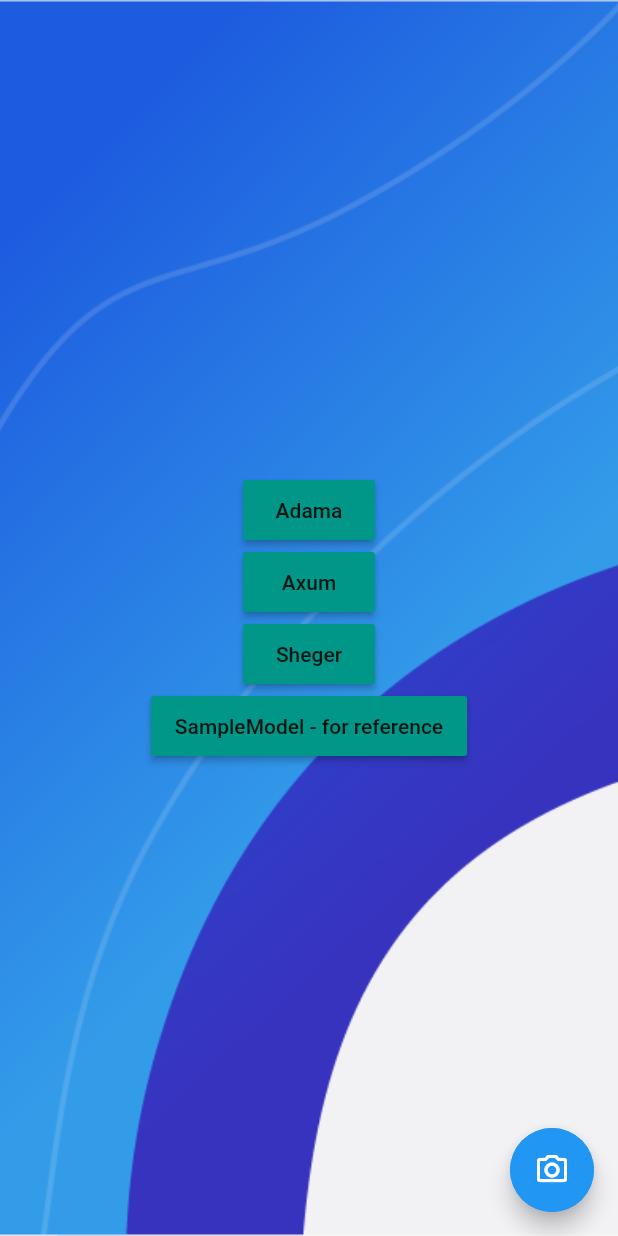
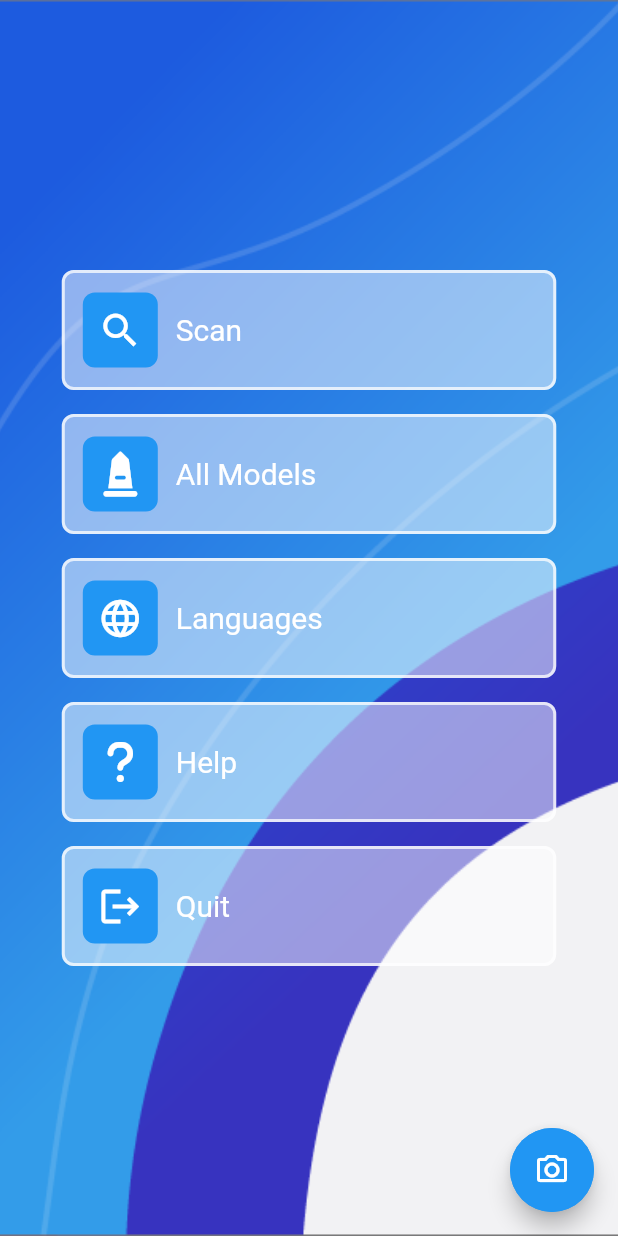
Before and after one commit to abdisaongithub/ethiopian_historic_places_ar, a Flutter app: the screen it shows after launch, on a phone screen of 412 x 824 dp. Run offline on Flutter 3.47's test engine with Material 2 defaults, Android fonts, the phone set to English and light mode, and no system bars; our stand-ins replace flutter_secure_storage, flutter_tts, font_awesome_flutter, image_picker; missing offline and left inert: model_viewer_plus, new_im_animations, tflite_flutter, tflite_flutter_helper.

Commit message:
remade the UI, added all_models and help screens

```diff
--- a/lib/main.dart
+++ b/lib/main.dart
@@ -1,4 +1,6 @@
+import 'package:ethiopian_historic_places_ar/screens/all_models_screen.dart';
 import 'package:ethiopian_historic_places_ar/screens/exercise_screen.dart';
+import 'package:ethiopian_historic_places_ar/screens/help_screen.dart';
 import 'package:ethiopian_historic_places_ar/screens/landing_screen.dart';
 import 'package:ethiopian_historic_places_ar/screens/model_viewer_screen.dart';
 import 'package:flutter/material.dart';
@@ -18,7 +20,8 @@ class MyApp extends StatelessWidget {
   @override
   Widget build(BuildContext context) {
     return MaterialApp(
-      title: 'Flutter Demo',
+      // title: 'Flutter Demo',
+      debugShowCheckedModeBanner: false,
       theme: ThemeData(
         primarySwatch: Colors.blue,
       ),
@@ -28,6 +31,8 @@ class MyApp extends StatelessWidget {
         // CameraScreen.id: (context) => const CameraScreen(),
         ModelViewerScreen.id: (context) => const ModelViewerScreen(),
         ExerciseScreen.id: (context) => const ExerciseScreen(),
+        HelpScreen.id: (context) => const HelpScreen(),
+        AllModelsScreen.id: (context) => const AllModelsScreen(),
       },
     );
   }
--- a/lib/screens/exercise_screen.dart
+++ b/lib/screens/exercise_screen.dart
@@ -62,6 +62,7 @@ class _ExerciseScreenState extends State<ExerciseScreen> {
             source: 'assets/ar/adama.glb',
           ),
         );
+        return;
       }
       if (pred.label == 'axum') {
         Navigator.popAndPushNamed(
@@ -72,6 +73,7 @@ class _ExerciseScreenState extends State<ExerciseScreen> {
             source: 'assets/ar/axum.glb',
           ),
         );
+        return;
       }
       if (pred.label == 'lalibela') {
         Navigator.popAndPushNamed(
@@ -82,6 +84,7 @@ class _ExerciseScreenState extends State<ExerciseScreen> {
             source: 'assets/ar/lalibel.glb',
           ),
         );
+        return;
       }
     }
     setState(() {
--- a/lib/screens/landing_screen.dart
+++ b/lib/screens/landing_screen.dart
@@ -1,8 +1,11 @@
+import 'package:ethiopian_historic_places_ar/screens/all_models_screen.dart';
 import 'package:ethiopian_historic_places_ar/screens/exercise_screen.dart';
-import 'package:ethiopian_historic_places_ar/screens/model_viewer_screen.dart';
+import 'package:ethiopian_historic_places_ar/screens/help_screen.dart';
 import 'package:flutter/foundation.dart';
 import 'package:flutter/material.dart';
+import 'package:flutter/services.dart';
 import 'package:flutter_secure_storage/flutter_secure_storage.dart';
+import 'package:font_awesome_flutter/font_awesome_flutter.dart';
 import 'package:new_im_animations/im_animations.dart';
 
 class LandingScreen extends StatefulWidget {
@@ -15,16 +18,23 @@ class LandingScreen extends StatefulWidget {
 
 class _LandingScreenState extends State<LandingScreen> {
   late FlutterSecureStorage _flutterSecureStorage;
+  late String? lang;
+
   @override
   void initState() {
-    // TODO: implement initState
+    _flutterSecureStorage = const FlutterSecureStorage();
+    getLang();
     super.initState();
-    _flutterSecureStorage = const FlutterSecureStorage();
+  }
+
+  void getLang() async {
+    lang = await _flutterSecureStorage.read(key: 'lang');
   }
 
   @override
   Widget build(BuildContext context) {
     return Scaffold(
+      backgroundColor: Colors.black,
       body: Stack(
         children: [
           Positioned.fill(
@@ -40,65 +50,58 @@ class _LandingScreenState extends State<LandingScreen> {
               mainAxisAlignment: MainAxisAlignment.center,
               crossAxisAlignment: CrossAxisAlignment.center,
               children: [
-                MaterialButton(
-                  onPressed: () {
+                LandingScreenButton(
+                  label: 'Scan',
+                  iconData: Icons.search,
+                  onTap: () {
                     Navigator.pushNamed(
                       context,
-                      ModelViewerScreen.id,
-                      arguments: ModelViewerScreenArgument(
-                        alt: "",
-                        source: 'assets/ar/adama.glb',
-                      ),
+                      ExerciseScreen.id,
                     );
                   },
-                  height: 40,
-                  color: Colors.teal,
-                  child: const Text('Adama'),
                 ),
-                MaterialButton(
-                  onPressed: () {
+                LandingScreenButton(
+                  label: 'All Models',
+                  iconData: FontAwesomeIcons.monument,
+                  onTap: () {
                     Navigator.pushNamed(
                       context,
-                      ModelViewerScreen.id,
-                      arguments: ModelViewerScreenArgument(
-                        alt: "",
-                        source: 'assets/ar/axum.glb',
-                      ),
+                      AllModelsScreen.id,
                     );
                   },
-                  height: 40,
-                  color: Colors.teal,
-                  child: const Text('Axum'),
                 ),
-                MaterialButton(
-                  onPressed: () {
+                LandingScreenButton(
+                  label: 'Languages',
+                  iconData: Icons.language,
+                  onTap: () {
+                    // Navigator.pushNamed(
+                    //   context,
+                    //   ModelViewerScreen.id,
+                    //   arguments: ModelViewerScreenArgument(
+                    //     alt: "",
+                    //     source: 'assets/ar/adama.glb',
+                    //   ),
+                    // );
+                  },
+                ),
+                LandingScreenButton(
+                  label: 'Help',
+                  iconData: FontAwesomeIcons.question,
+                  onTap: () {
                     Navigator.pushNamed(
                       context,
-                      ModelViewerScreen.id,
-                      arguments: ModelViewerScreenArgument(
-                        alt: "",
-                        source: 'assets/ar/ja.glb',
-                      ),
+                      HelpScreen.id,
                     );
                   },
-                  height: 40,
-                  color: Colors.teal,
-                  child: const Text('Sheger'),
                 ),
-                MaterialButton(
-                  onPressed: () {
-                    Navigator.pushNamed(
-                      context,
-                      ModelViewerScreen.id,
-                      arguments: ModelViewerScreenArgument(
-                        alt: "",
-                        source: 'assets/ar/Astronaut.glb',
-                      ),
+                LandingScreenButton(
+                  label: 'Quit',
+                  iconData: Icons.logout,
+                  onTap: () {
+                    SystemNavigator.pop(
+                      animated: true,
                     );
                   },
-                  height: 40,
-                  color: Colors.teal,
-                  child: const Text('SampleModel - for reference'),
                 ),
               ],
             ),
@@ -143,3 +146,69 @@ class _LandingScreenState extends State<LandingScreen> {
     );
   }
 }
+
+class LandingScreenButton extends StatelessWidget {
+  const LandingScreenButton({
+    Key? key,
+    required this.label,
+    required this.iconData,
+    required this.onTap,
+  }) : super(key: key);
+  final String label;
+  final IconData iconData;
+  final VoidCallback onTap;
+
+  @override
+  Widget build(BuildContext context) {
+    return GestureDetector(
+      onTap: onTap,
+      child: Container(
+        decoration: BoxDecoration(
+          border: Border.all(
+            color: Colors.white.withOpacity(0.75),
+            width: 2,
+            style: BorderStyle.solid,
+          ),
+          color: Colors.white.withOpacity(0.5),
+          borderRadius: BorderRadius.circular(8),
+        ),
+        height: 80,
+        width: MediaQuery.of(context).size.width * 0.8,
+        padding: const EdgeInsets.symmetric(
+          horizontal: 8,
+        ),
+        margin: const EdgeInsets.symmetric(
+          vertical: 8,
+        ),
+        child: Row(
+          children: [
+            Container(
+              decoration: BoxDecoration(
+                color: Colors.blue,
+                borderRadius: BorderRadius.circular(8),
+              ),
+              width: 50,
+              height: 50,
+              margin: const EdgeInsets.all(4),
+              child: Icon(
+                iconData,
+                color: Colors.white,
+                size: 30,
+              ),
+            ),
+            const SizedBox(
+              width: 8,
+            ),
+            Text(
+              label,
+              style: const TextStyle(
+                color: Colors.white,
+                fontSize: 20,
+              ),
+            ),
+          ],
+        ),
+      ),
+    );
+  }
+}
--- a/lib/screens/model_viewer_screen.dart
+++ b/lib/screens/model_viewer_screen.dart
@@ -31,7 +31,6 @@ class _ModelViewerScreenState extends State<ModelViewerScreen> {
 
   @override
   void initState() {
-    // TODO: implement initState
     super.initState();
     _flutterSecureStorage = const FlutterSecureStorage();
     _player = AudioPlayer(mode: PlayerMode.LOW_LATENCY);
@@ -39,7 +38,6 @@ class _ModelViewerScreenState extends State<ModelViewerScreen> {
 
   @override
   void dispose() {
-    // TODO: implement dispose
     super.dispose();
     _player.dispose();
   }
@@ -56,7 +54,7 @@ class _ModelViewerScreenState extends State<ModelViewerScreen> {
           color: Colors.blueGrey,
         ),
         child: ModelViewer(
-          backgroundColor: Colors.blueGrey,
+          backgroundColor: Colors.blue,
           // src: 'https://modelviewer.dev/shared-assets/models/Astronaut.glb',
           src: args.source,
           alt: args.alt,
--- a/pubspec.yaml
+++ b/pubspec.yaml
@@ -43,6 +43,7 @@ dependencies:
   new_im_animations: ^0.1.1
   flutter_secure_storage: ^5.0.2
   audioplayers: ^0.20.1
+  font_awesome_flutter: ^10.1.0
 
 
 dev_dependencies:
```
Also changed, not shown: lib/screens/all_models_screen.dart (added, +73 -0 lines), lib/screens/help_screen.dart (added, +89 -0 lines), pubspec.lock, 1 other file.
